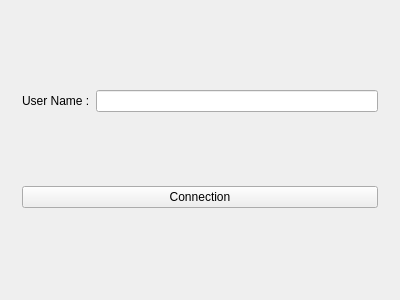
This is widget.ui in Fourure/IRC_Client as Qt 5 draws it before an edit. The edited form follows.
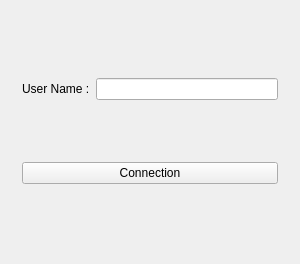
This is the edited form.

```diff
--- a/widget.ui
+++ b/widget.ui
@@ -6,14 +6,17 @@
    <rect>
     <x>0</x>
     <y>0</y>
-    <width>400</width>
-    <height>300</height>
+    <width>304</width>
+    <height>284</height>
    </rect>
   </property>
   <property name="windowTitle">
    <string>My_Msn</string>
   </property>
   <layout class="QVBoxLayout" name="verticalLayout">
+   <property name="sizeConstraint">
+    <enum>QLayout::SetFixedSize</enum>
+   </property>
    <item>
     <widget class="QStackedWidget" name="stackedWidget">
      <property name="currentIndex">
@@ -47,7 +50,6 @@
        </item>
       </layout>
       <zorder>textEdit</zorder>
-      <zorder>lineEdit</zorder>
       <zorder></zorder>
      </widget>
      <widget class="QWidget" name="page_2">
```
